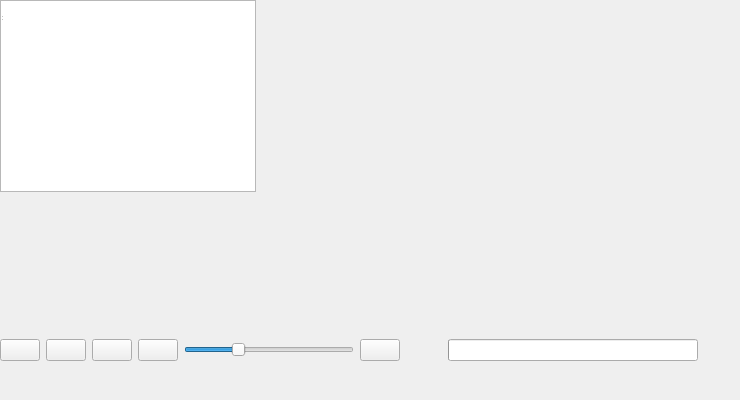
Qt form mainwindow.ui (hanspach/sap) before a commit.
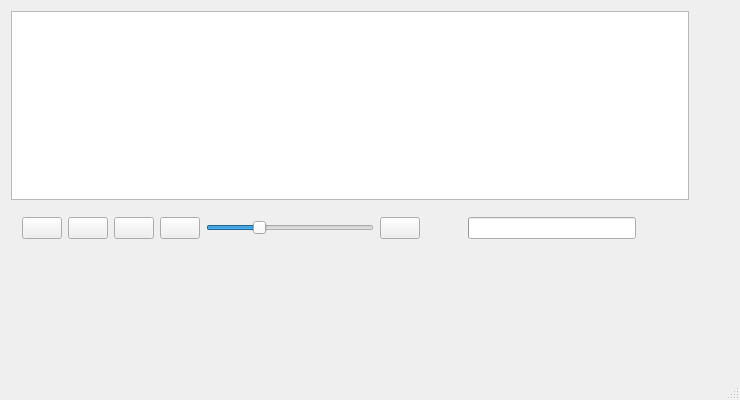
The same form after that commit.

Commit message: button size changed

Patch:
```diff
--- a/mainwindow.ui
+++ b/mainwindow.ui
@@ -13,10 +13,17 @@
          <string>Simple Audio Player</string>
      </property>
      <widget class="QWidget" name="centralwidget">
-         <widget class="QSplitter" name="hsplitter">
-             <property name="orientation">
-                 <enum>Qt::Horizontal</enum>
-             </property>
+     <widget class="QWidget" name="verticalLayoutWidget">
+        <property name="geometry">
+         <rect>
+          <x>0</x>
+          <y>0</y>
+          <width>700</width>
+          <height>261</height>
+         </rect>
+        </property>
+        <layout class="QVBoxLayout" name="verticalLayout">
+           <item>
              <widget class="QTreeView" name="treeView">
                  <property name="font">
                      <font>
@@ -24,12 +31,13 @@
                      </font>
                  </property>
              </widget>
-         </widget>
+           </item>
+           <item>
          <widget class="QWidget" name="layoutWidget">
              <property name="geometry">
                  <rect>
                      <x>0</x>
-                     <y>300</y>
+                       <y>250</y>
                      <width>740</width>
                      <height>100</height>
                  </rect>
@@ -178,7 +186,30 @@
                  </item>
              </layout>
          </widget>
-        <widget class="QStatusBar" name="statusbar"/>
-     </widget>
-  </widget>
+           </item>
+        </layout>
+      </widget>
+   </widget>
+   <widget class="QMenuBar" name="menuBar">
+     <property name="geometry">
+      <rect>
+       <x>0</x>
+       <y>0</y>
+       <width>300</width>
+       <height>41</height>
+      </rect>
+     </property>
+  </widget>
+  <widget class="QStatusBar" name="statusBar">
+    <property name="minimumSize">
+      <size>
+        <width>290</width>
+        <height>36</height>
+      </size>
+    </property>
+  </widget>
+ </widget>
+ <layoutdefault spacing="6" margin="11"/>
+ <resources/>
+ <connections/>
 </ui>
```
Lines whose indentation alone changed are shown as unchanged. The commit also changes 3 other files.
